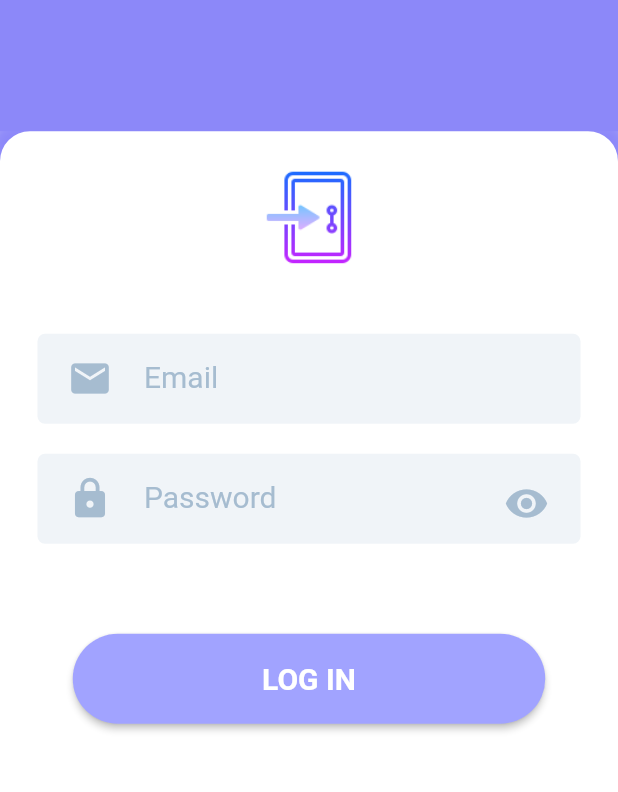
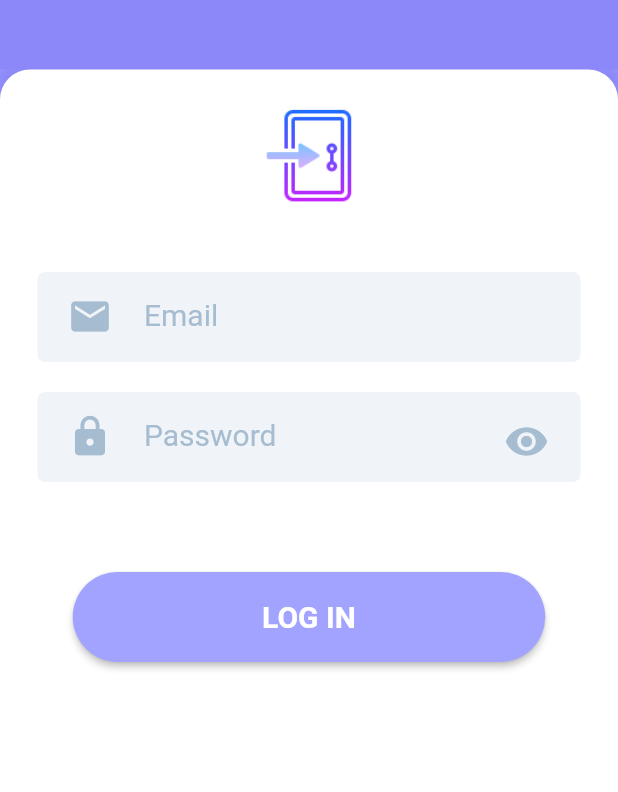
Before and after one commit to Technion236272/2022a-StudentHub, a Flutter app: the screen it shows after launch, after a tap on "Log in", on a phone screen of 412 x 824 dp, the part 116-908 px from its top. Run offline on Flutter 3.47's test engine with Material 2 defaults, Android fonts, the light colour scheme and no system bars; our stand-ins replace badges, cloud_firestore, connectivity, firebase_auth, firebase_core, font_awesome_flutter and 3 more; accounts and stored records are empty; network calls fail.

Commit message:
issue #2

```diff
--- a/lib/Login.dart
+++ b/lib/Login.dart
@@ -27,7 +27,7 @@
           SafeArea(
               child: Container(
                 width: MediaQuery.of(context).size.width,
-                height: MediaQuery.of(context).size.height * 0.2,
+                height: MediaQuery.of(context).size.height * 0.15,
                 color: Color(0xFF8C88F9),
                 child: Column(
                   children: <Widget>[
@@ -55,7 +55,7 @@
               )),
           Flexible(
               child: Container(
-            height: MediaQuery.of(context).size.height * 0.8,
+            height: MediaQuery.of(context).size.height * 0.85,
             width: MediaQuery.of(context).size.width,
             decoration: BoxDecoration(
               borderRadius: BorderRadius.only(
```
